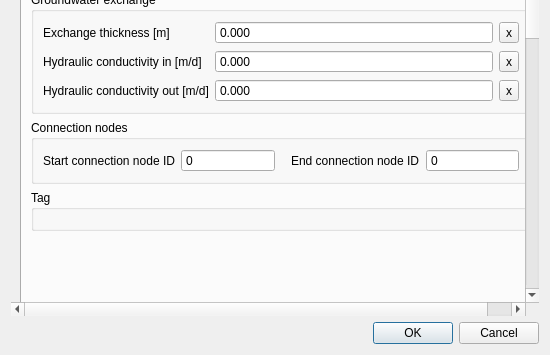
Above: threedi_schematisation_editor/forms/ui/channel.ui from nens/threedi-schematisation-editor before the change; both pictures show x 0 to 550 and y 195 to 550 of the 550 by 550 pixel window. Below: the same form after it.
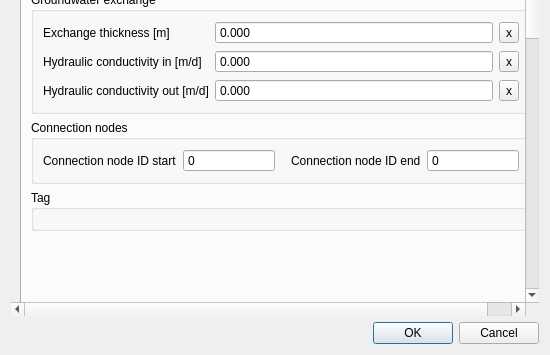
That is the form after the change.

```diff
--- a/threedi_schematisation_editor/forms/ui/channel.ui
+++ b/threedi_schematisation_editor/forms/ui/channel.ui
@@ -344,7 +344,7 @@
                  <set>Qt::ImhNone</set>
                 </property>
                 <property name="text">
-                 <string>Start connection node ID</string>
+                 <string>Connection node ID start</string>
                 </property>
                 <property name="alignment">
                  <set>Qt::AlignLeading|Qt::AlignLeft|Qt::AlignVCenter</set>
@@ -391,7 +391,7 @@
                  <set>Qt::ImhNone</set>
                 </property>
                 <property name="text">
-                 <string>End connection node ID</string>
+                 <string>Connection node ID end</string>
                 </property>
                 <property name="alignment">
                  <set>Qt::AlignLeading|Qt::AlignLeft|Qt::AlignVCenter</set>
```
